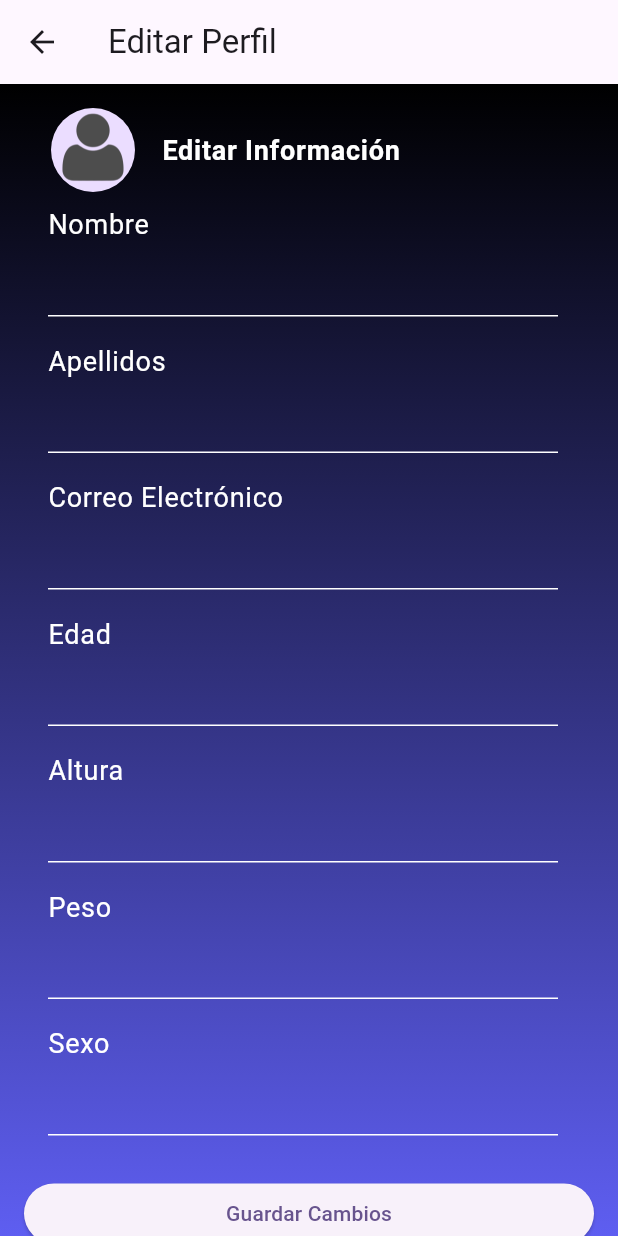
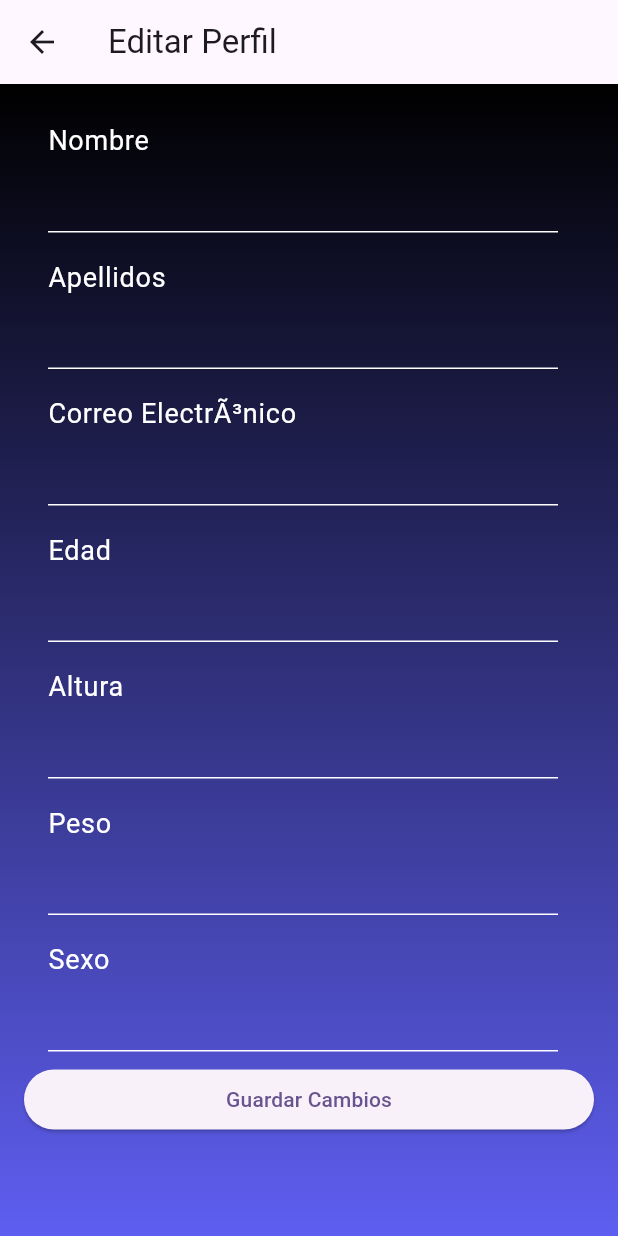
Before and after one commit to DavidRRDev/tfg, a Flutter app: the PerfilPage screen opened directly, after a tap on "Editar Perfil", on a phone screen of 412 x 824 dp. Run offline on Flutter 3.47's test engine with Material 3 defaults, Android fonts, the phone set to English and light mode, and no system bars; our stand-ins replace cloud_firestore, firebase_auth, firebase_core, geolocator; missing offline and left inert: social_share; accounts and stored records are empty.

Commit message:
Subir editar

```diff
--- a/lib/editarPerfil.dart
+++ b/lib/editarPerfil.dart
@@ -72,28 +72,16 @@ class _EditarPerfilPageState extends State<EditarPerfilPage> {
             colors: [Colors.black, Color(0xFF5E5EF1)],
           ),
         ),
-        child: Center(
         child: ListView(
           padding: EdgeInsets.all(16.0),
           children: [
-              ListTile(
-                title: Text(
-                  'Editar Información',
-                  style: TextStyle(fontSize: 18.0, fontWeight: FontWeight.bold, color: Colors.white),
-                ),
-                leading: CircleAvatar(
-                  radius: 30.0,
-                  backgroundImage: AssetImage('assets/avatar.png'),
-                ),
-              ),
             _buildEditablePerfilInfo('Nombre', _nombreController),
             _buildEditablePerfilInfo('Apellidos', _apellidosController),
-              _buildEditablePerfilInfo('Correo Electrónico', _correoController),
+            _buildEditablePerfilInfo('Correo ElectrÃ³nico', _correoController),
             _buildEditablePerfilInfo('Edad', _edadController),
             _buildEditablePerfilInfo('Altura', _alturaController),
             _buildEditablePerfilInfo('Peso', _pesoController),
             _buildEditablePerfilInfo('Sexo', _sexoController),
-              SizedBox(height: 20.0),
             ElevatedButton(
               onPressed: () {
                 Navigator.pop(context, {
@@ -109,7 +97,6 @@ class _EditarPerfilPageState extends State<EditarPerfilPage> {
               child: Text('Guardar Cambios'),
             ),
           ],
-          ),
         ),
       ),
     );
--- a/lib/firebase_service.dart
+++ b/lib/firebase_service.dart
@@ -4,7 +4,7 @@ FirebaseFirestore db = FirebaseFirestore.instance;
 
 Future<Map<String, dynamic>?> getUsuario(String userId) async {
   try {
-    DocumentSnapshot docSnapshot = await db.collection('datosDeUsuario').doc(userId).get();
+    DocumentSnapshot docSnapshot = await db.collection('usuarios').doc(userId).get();
     if (docSnapshot.exists) {
       return docSnapshot.data() as Map<String, dynamic>?;
     } else {
@@ -16,10 +16,24 @@ Future<Map<String, dynamic>?> getUsuario(String userId) async {
   return null;
 }
 
-Future<void> updateUsuario(String userId, Map<String, dynamic> data) async {
+Future<Map<String, dynamic>?> getDatosDeUsuario(String userId) async {
+  try {
+    DocumentSnapshot docSnapshot = await db.collection('datosDeUsuario').doc(userId).get();
+    if (docSnapshot.exists) {
+      return docSnapshot.data() as Map<String, dynamic>?;
+    } else {
+      print("El documento de datosDeUsuario no existe en Firestore.");
+    }
+  } catch (e) {
+    print("Error obteniendo datos de datosDeUsuario: $e");
+  }
+  return null;
+}
+
+Future<void> updateDatosDeUsuario(String userId, Map<String, dynamic> data) async {
   try {
     await db.collection('datosDeUsuario').doc(userId).update(data);
   } catch (e) {
-    print("Error actualizando datos del usuario: $e");
+    print("Error actualizando datos de datosDeUsuario: $e");
   }
 }
--- a/lib/perfil.dart
+++ b/lib/perfil.dart
@@ -33,24 +33,36 @@ class _PerfilPageState extends State<PerfilPage> {
       userId = user.uid;
       print("User ID: $userId");
 
-      Map<String, dynamic>? userData = await getUsuario(userId);
-      print("Datos del usuario desde Firestore: $userData");
+      // Cargar datos de la colecci贸n usuarios
+      Map<String, dynamic>? usuarioData = await getUsuario(userId);
+      print("Datos del usuario desde Firestore (usuarios): $usuarioData");
 
-      if (userData != null) {
+      // Cargar datos de la colecci贸n datosDeUsuario
+      Map<String, dynamic>? datosDeUsuarioData = await getDatosDeUsuario(userId);
+      print("Datos del usuario desde Firestore (datosDeUsuario): $datosDeUsuarioData");
+
+      if (usuarioData != null) {
         setState(() {
-          nombreUsuario = userData['nombre'] ?? 'Nombre de Usuario';
-          apellidosUsuario = userData['apellidos'] ?? 'Apellidos del Usuario';
+          nombreUsuario = usuarioData['nombre'] ?? 'Nombre de Usuario';
+          apellidosUsuario = usuarioData['apellidos'] ?? 'Apellidos del Usuario';
           correoElectronico = user.email ?? 'usuario@example.com';
-          edad = userData['edad'] ?? 'Edad';
-          altura = userData['altura'] ?? 'Altura';
-          peso = userData['peso'] ?? 'Peso';
-          sexo = userData['sexo'] ?? 'Sexo';
         });
       } else {
         print("El documento del usuario no existe en Firestore.");
       }
+
+      if (datosDeUsuarioData != null) {
+        setState(() {
+          edad = datosDeUsuarioData['edad'] ?? 'Edad';
+          altura = datosDeUsuarioData['altura'] ?? 'Altura';
+          peso = datosDeUsuarioData['peso'] ?? 'Peso';
+          sexo = datosDeUsuarioData['sexo'] ?? 'Sexo';
+        });
+      } else {
+        print("El documento de datosDeUsuario no existe en Firestore.");
+      }
     } else {
-      print("El usuario no ha iniciado sesión.");
+      print("El usuario no ha iniciado sesi贸n.");
     }
   }
 
@@ -86,7 +98,7 @@ class _PerfilPageState extends State<PerfilPage> {
               ),
               _buildPerfilInfo('Nombre', nombreUsuario),
               _buildPerfilInfo('Apellidos', apellidosUsuario),
-              _buildPerfilInfo('Correo Electrónico', correoElectronico),
+              _buildPerfilInfo('Correo Electr贸nico', correoElectronico),
               _buildPerfilInfo('Edad', edad),
               _buildPerfilInfo('Altura', altura),
               _buildPerfilInfo('Peso', peso),
@@ -118,10 +130,7 @@ class _PerfilPageState extends State<PerfilPage> {
                       peso = result['peso'];
                       sexo = result['sexo'];
 
-                      updateUsuario(userId, {
-                        'nombre': nombreUsuario,
-                        'apellidos': apellidosUsuario,
-                        'correo': correoElectronico,
+                      updateDatosDeUsuario(userId, {
                         'edad': edad,
                         'altura': altura,
                         'peso': peso,
```
Also changed, not shown: pubspec.lock, tfc/pubspec.lock, 2 other files. Lines whose indentation alone changed are shown as unchanged.
